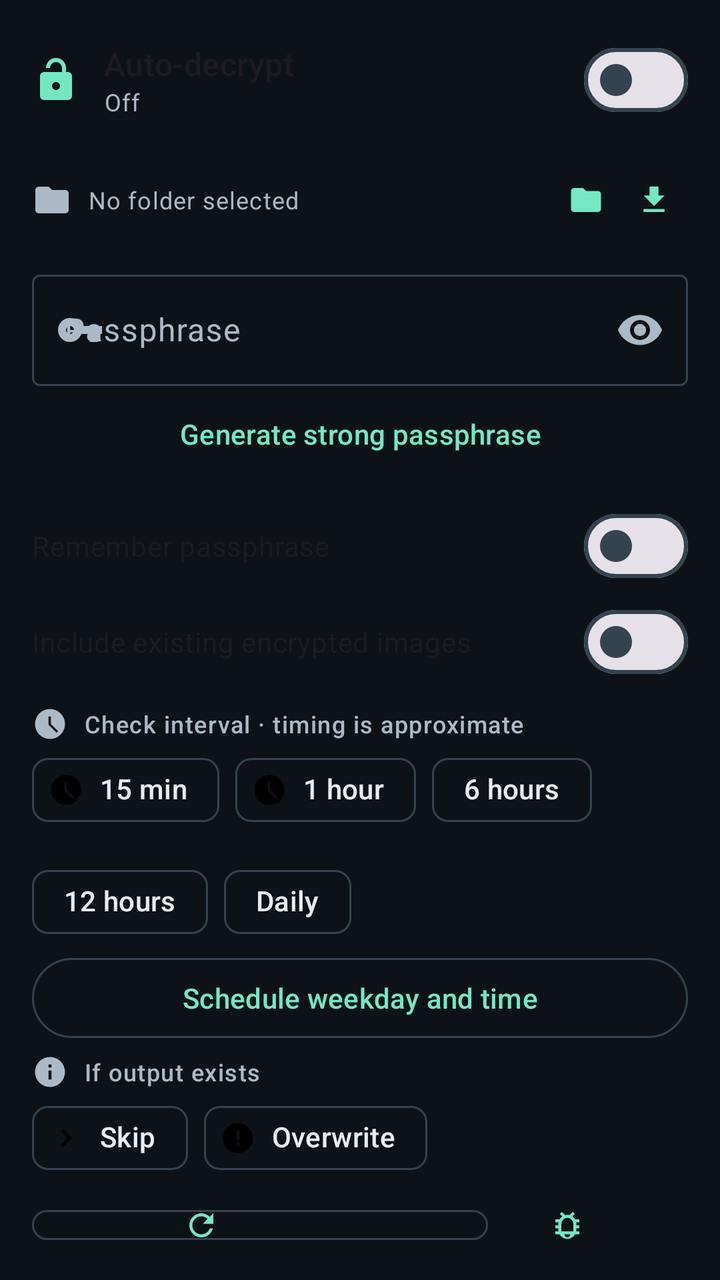
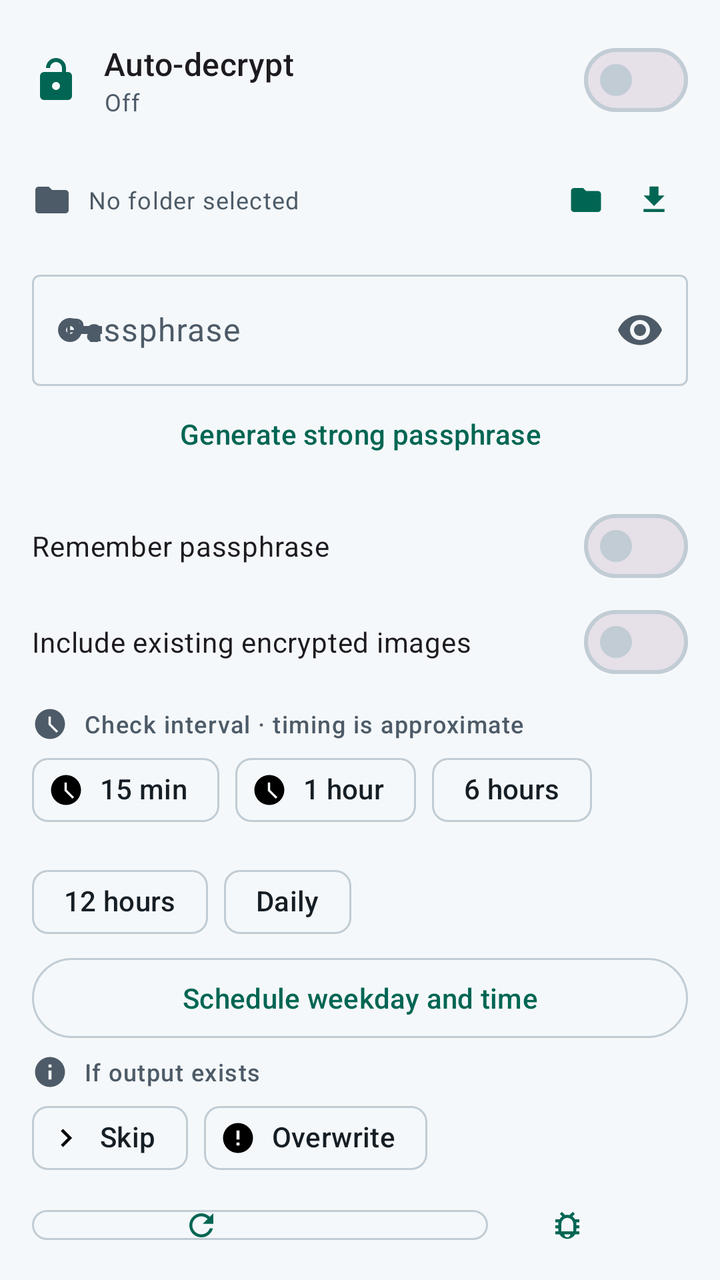

Screens rendered from an Android XML layout before and after an edit, with the pre-edit source and the edit as a unified diff.
<!-- AndroidManifest.xml: application theme Theme.OptiCipher -->
<!-- res/layout/watch_decrypt.xml -->
<?xml version="1.0" encoding="utf-8"?>
<LinearLayout xmlns:android="http://schemas.android.com/apk/res/android"
    xmlns:app="http://schemas.android.com/apk/res-auto"
    android:layout_width="match_parent"
    android:layout_height="wrap_content"
    android:orientation="vertical"
    android:padding="16dp">

    <LinearLayout
        android:layout_width="match_parent"
        android:layout_height="wrap_content"
        android:gravity="center_vertical"
        android:orientation="horizontal">

        <ImageView
            android:layout_width="24dp"
            android:layout_height="24dp"
            android:contentDescription="@null"
            android:src="@drawable/ic_lock_open"
            app:tint="@color/brand_accent" />

        <LinearLayout
            android:layout_width="0dp"
            android:layout_height="wrap_content"
            android:layout_marginStart="12dp"
            android:layout_weight="1"
            android:orientation="vertical">

            <TextView
                android:layout_width="wrap_content"
                android:layout_height="wrap_content"
                android:text="Auto-decrypt"
                android:textAppearance="?attr/textAppearanceTitleMedium" />

            <TextView
                android:id="@+id/decryptWatchStatus"
                android:layout_width="wrap_content"
                android:layout_height="wrap_content"
                android:text="Off"
                android:textAppearance="?attr/textAppearanceBodySmall"
                android:textColor="?attr/colorOnSurfaceVariant" />
        </LinearLayout>

        <com.google.android.material.materialswitch.MaterialSwitch
            android:id="@+id/decryptWatchSwitch"
            android:layout_width="wrap_content"
            android:layout_height="wrap_content"
            android:contentDescription="Turn Auto-decrypt on or off" />
    </LinearLayout>

    <LinearLayout
        android:layout_width="match_parent"
        android:layout_height="wrap_content"
        android:layout_marginTop="12dp"
        android:gravity="center_vertical"
        android:orientation="horizontal">

        <ImageView
            android:layout_width="20dp"
            android:layout_height="20dp"
            android:contentDescription="@null"
            android:src="@drawable/ic_folder"
            app:tint="@color/brand_muted" />

        <TextView
            android:id="@+id/decryptWatchFolders"
            android:layout_width="0dp"
            android:layout_height="wrap_content"
            android:layout_marginStart="8dp"
            android:layout_weight="1"
            android:ellipsize="end"
            android:maxLines="2"
            android:text="No folder selected"
            android:textAppearance="?attr/textAppearanceBodySmall"
            android:textColor="?attr/colorOnSurfaceVariant" />

        <com.google.android.material.button.MaterialButton
            android:id="@+id/decryptWatchFolderBtn"
            style="@style/Widget.Material3.Button.TextButton"
            android:layout_width="wrap_content"
            android:layout_height="wrap_content"
            android:contentDescription="Choose input folder"
            android:minWidth="0dp"
            android:padding="8dp"
            app:icon="@drawable/ic_folder"
            app:iconPadding="0dp" />

        <com.google.android.material.button.MaterialButton
            android:id="@+id/decryptWatchOutputBtn"
            style="@style/Widget.Material3.Button.TextButton"
            android:layout_width="wrap_content"
            android:layout_height="wrap_content"
            android:contentDescription="Choose output folder"
            android:minWidth="0dp"
            android:padding="8dp"
            app:icon="@drawable/ic_download"
            app:iconPadding="0dp" />
    </LinearLayout>

    <com.google.android.material.textfield.TextInputLayout
        android:layout_width="match_parent"
        android:layout_height="wrap_content"
        android:layout_marginTop="8dp"
        android:hint="Passphrase"
        app:endIconMode="password_toggle"
        app:startIconDrawable="@drawable/ic_key">

        <com.google.android.material.textfield.TextInputEditText
            android:id="@+id/decryptWatchPass"
            android:layout_width="match_parent"
            android:layout_height="wrap_content"
            android:inputType="textPassword" />
    </com.google.android.material.textfield.TextInputLayout>

    <com.google.android.material.button.MaterialButton
        android:id="@+id/decryptGenerate"
        style="@style/Widget.Material3.Button.TextButton"
        android:layout_width="match_parent"
        android:layout_height="wrap_content"
        android:text="Generate strong passphrase" />

    <com.google.android.material.materialswitch.MaterialSwitch
        android:id="@+id/decryptWatchRemember"
        android:layout_width="match_parent"
        android:layout_height="wrap_content"
        android:layout_marginTop="8dp"
        android:text="Remember passphrase" />

    <com.google.android.material.materialswitch.MaterialSwitch
        android:id="@+id/decryptExisting"
        android:layout_width="match_parent"
        android:layout_height="wrap_content"
        android:text="Include existing encrypted images" />

    <LinearLayout
        android:layout_width="match_parent"
        android:layout_height="wrap_content"
        android:layout_marginTop="8dp"
        android:gravity="center_vertical"
        android:orientation="horizontal">

        <ImageView
            android:layout_width="18dp"
            android:layout_height="18dp"
            android:contentDescription="@null"
            android:src="@drawable/ic_clock"
            app:tint="@color/brand_muted" />

        <TextView
            android:layout_width="wrap_content"
            android:layout_height="wrap_content"
            android:layout_marginStart="8dp"
            android:text="Check interval · timing is approximate"
            android:textAppearance="?attr/textAppearanceLabelMedium"
            android:textColor="?attr/colorOnSurfaceVariant" />
    </LinearLayout>

    <com.google.android.material.chip.ChipGroup
        android:id="@+id/decryptIntervalGroup"
        android:layout_width="match_parent"
        android:layout_height="wrap_content"
        app:selectionRequired="true"
        app:singleSelection="true">

        <com.google.android.material.chip.Chip
            android:id="@+id/decrypt15"
            android:layout_width="wrap_content"
            android:layout_height="wrap_content"
            android:checkable="true"
            android:text="15 min"
            app:checkedIconVisible="false"
            app:chipIcon="@drawable/ic_clock" />

        <com.google.android.material.chip.Chip
            android:id="@+id/decrypt60"
            android:layout_width="wrap_content"
            android:layout_height="wrap_content"
            android:checkable="true"
            android:text="1 hour"
            app:checkedIconVisible="false"
            app:chipIcon="@drawable/ic_clock" />
        <com.google.android.material.chip.Chip
            android:id="@+id/decrypt360"
            android:layout_width="wrap_content"
            android:layout_height="wrap_content"
            android:checkable="true"
            android:text="6 hours"
            app:checkedIconVisible="false" />

        <com.google.android.material.chip.Chip
            android:id="@+id/decrypt720"
            android:layout_width="wrap_content"
            android:layout_height="wrap_content"
            android:checkable="true"
            android:text="12 hours"
            app:checkedIconVisible="false" />

        <com.google.android.material.chip.Chip
            android:id="@+id/decrypt1440"
            android:layout_width="wrap_content"
            android:layout_height="wrap_content"
            android:checkable="true"
            android:text="Daily"
            app:checkedIconVisible="false" />

    </com.google.android.material.chip.ChipGroup>

    <com.google.android.material.button.MaterialButton
        android:id="@+id/decryptWeekly"
        style="?attr/materialButtonOutlinedStyle"
        android:layout_width="match_parent"
        android:layout_height="wrap_content"
        android:text="Schedule weekday and time" />

    <LinearLayout
        android:layout_width="match_parent"
        android:layout_height="wrap_content"
        android:layout_marginTop="4dp"
        android:gravity="center_vertical"
        android:orientation="horizontal">

        <ImageView
            android:layout_width="18dp"
            android:layout_height="18dp"
            android:contentDescription="@null"
            android:src="@drawable/ic_info"
            app:tint="@color/brand_muted" />

        <TextView
            android:layout_width="wrap_content"
            android:layout_height="wrap_content"
            android:layout_marginStart="8dp"
            android:text="If output exists"
            android:textAppearance="?attr/textAppearanceLabelMedium"
            android:textColor="?attr/colorOnSurfaceVariant" />
    </LinearLayout>

    <com.google.android.material.chip.ChipGroup
        android:id="@+id/decryptConflictGroup"
        android:layout_width="wrap_content"
        android:layout_height="wrap_content"
        app:selectionRequired="true"
        app:singleSelection="true">

        <com.google.android.material.chip.Chip
            android:id="@+id/decryptSkip"
            android:layout_width="wrap_content"
            android:layout_height="wrap_content"
            android:checkable="true"
            android:text="Skip"
            app:checkedIconVisible="false"
            app:chipIcon="@drawable/ic_chevron_right" />

        <com.google.android.material.chip.Chip
            android:id="@+id/decryptOverwrite"
            android:layout_width="wrap_content"
            android:layout_height="wrap_content"
            android:checkable="true"
            android:text="Overwrite"
            app:checkedIconVisible="false"
            app:chipIcon="@drawable/ic_error" />
    </com.google.android.material.chip.ChipGroup>

    <LinearLayout
        android:layout_width="match_parent"
        android:layout_height="wrap_content"
        android:layout_marginTop="8dp"
        android:orientation="horizontal">

        <com.google.android.material.button.MaterialButton
            android:id="@+id/decryptScanNow"
            style="?attr/materialButtonOutlinedStyle"
            android:layout_width="0dp"
            android:layout_height="wrap_content"
            android:layout_marginEnd="6dp"
            android:layout_weight="1"
            android:text="Run now"
            app:icon="@drawable/ic_refresh"
            app:iconGravity="textStart" />

        <com.google.android.material.button.MaterialButton
            android:id="@+id/decryptCheckBtn"
            style="@style/Widget.Material3.Button.TextButton"
            android:layout_width="wrap_content"
            android:layout_height="wrap_content"
            android:layout_marginStart="6dp"
            android:text="Test"
            app:icon="@drawable/ic_bug"
            app:iconGravity="textStart" />
    </LinearLayout>

    <TextView
        android:id="@+id/decryptCheckStatus"
        android:layout_width="match_parent"
        android:layout_height="wrap_content"
        android:textAppearance="?attr/textAppearanceBodySmall"
        android:textColor="?attr/colorOnSurfaceVariant" />

    <TextView
        android:id="@+id/decryptLiveStatus"
        android:layout_width="match_parent"
        android:layout_height="wrap_content"
        android:textAppearance="?attr/textAppearanceBodySmall"
        android:textColor="?attr/colorOnSurfaceVariant" />
</LinearLayout>
<!-- resources referenced by this layout -->
<resources>
  <color name="brand_accent">#73E8C2</color>
  <color name="brand_muted">#ACBAC7</color>
  <!-- drawable ic_chevron_right (drawable) -->
  <vector xmlns:android="http://schemas.android.com/apk/res/android"
      android:width="24dp"
      android:height="24dp"
      android:viewportWidth="24"
      android:viewportHeight="24">
      <path android:fillColor="#FF000000" android:pathData="M8.59,16.58L13.17,12L8.59,7.41L10,6L16,12L10,18L8.59,16.58Z" />
  </vector>
  <!-- drawable ic_clock (drawable) -->
  <vector xmlns:android="http://schemas.android.com/apk/res/android"
      android:width="24dp"
      android:height="24dp"
      android:viewportWidth="24"
      android:viewportHeight="24">
      <path android:fillColor="#FF000000" android:pathData="M12,2A10,10 0 0,0 2,12A10,10 0 0,0 12,22A10,10 0 0,0 22,12A10,10 0 0,0 12,2M16.24,17.76L11,12.5V7H12.5V11.88L17.42,16.8L16.24,17.76Z" />
  </vector>
  <!-- drawable ic_download (drawable) -->
  <vector xmlns:android="http://schemas.android.com/apk/res/android"
      android:width="24dp"
      android:height="24dp"
      android:viewportWidth="24"
      android:viewportHeight="24">
      <path android:fillColor="#FF000000" android:pathData="M5,20H19V18H5M19,9H15V3H9V9H5L12,16L19,9Z" />
  </vector>
  <!-- drawable ic_error (drawable) -->
  <vector xmlns:android="http://schemas.android.com/apk/res/android"
      android:width="24dp"
      android:height="24dp"
      android:viewportWidth="24"
      android:viewportHeight="24">
      <path android:fillColor="#FF000000" android:pathData="M13,13H11V7H13M13,17H11V15H13M12,2A10,10 0 0,0 2,12A10,10 0 0,0 12,22A10,10 0 0,0 22,12A10,10 0 0,0 12,2Z" />
  </vector>
  <!-- drawable ic_folder (drawable) -->
  <vector xmlns:android="http://schemas.android.com/apk/res/android"
      android:width="24dp"
      android:height="24dp"
      android:viewportWidth="24"
      android:viewportHeight="24">
      <path android:fillColor="#FF000000" android:pathData="M10,4H4C2.89,4 2,4.89 2,6V18A2,2 0 0,0 4,20H20A2,2 0 0,0 22,18V8C22,6.89 21.1,6 20,6H12L10,4Z" />
  </vector>
  <!-- drawable ic_info (drawable) -->
  <vector xmlns:android="http://schemas.android.com/apk/res/android"
      android:width="24dp"
      android:height="24dp"
      android:viewportWidth="24"
      android:viewportHeight="24">
      <path android:fillColor="#FF000000" android:pathData="M13,9H11V7H13M13,17H11V11H13M12,2A10,10 0 0,0 2,12A10,10 0 0,0 12,22A10,10 0 0,0 22,12A10,10 0 0,0 12,2Z" />
  </vector>
  <style name="Theme.OptiCipher" parent="Theme.Material3.DayNight.NoActionBar">
          <item name="colorPrimary">@color/brand_accent</item>
          <item name="colorOnPrimary">@color/brand_on_accent</item>
          <item name="colorPrimaryContainer">#1C3A31</item>
          <item name="colorOnPrimaryContainer">@color/brand_accent</item>
          <item name="colorSecondary">@color/brand_accent</item>
          <item name="colorOnSecondary">@color/brand_on_accent</item>
          <item name="colorSecondaryContainer">#1C3A31</item>
          <item name="colorOnSecondaryContainer">@color/brand_accent</item>
          <item name="colorSurface">@color/brand_bg</item>
          <item name="colorOnSurface">@color/brand_on_surface</item>
          <item name="colorSurfaceVariant">@color/brand_surface</item>
          <item name="colorOnSurfaceVariant">@color/brand_muted</item>
          <item name="colorOutline">@color/brand_outline</item>
          <item name="colorError">@color/brand_error</item>
          <item name="android:windowBackground">@color/brand_bg</item>
          <item name="android:statusBarColor">@color/brand_bg</item>
          <item name="android:navigationBarColor">@color/brand_bg</item>
          <item name="android:windowLightStatusBar">false</item>
      </style>
  <color name="brand_on_accent">#062018</color>
  <color name="brand_bg">#0D1218</color>
  <color name="brand_on_surface">#E6EDF3</color>
  <color name="brand_surface">#18212B</color>
  <color name="brand_outline">#344350</color>
  <color name="brand_error">#FF6B6B</color>
  <!-- unchanged entries left out for length: 4 -->
</resources>

<!-- the commit's change to res/layout/watch_decrypt.xml (unified diff, before → after) -->
@@ -109,6 +109,7 @@
             android:id="@+id/decryptWatchPass"
             android:layout_width="match_parent"
             android:layout_height="wrap_content"
+                    android:saveEnabled="false"
             android:inputType="textPassword" />
     </com.google.android.material.textfield.TextInputLayout>
 
<!-- resource entries referenced after the edit -->
@@ -1,13 +1,14 @@
 <!-- resources referenced by this layout -->
 <resources>
-  <color name="brand_accent">#73E8C2</color>
-  <color name="brand_muted">#ACBAC7</color>
+  <color name="brand_accent">#006653</color>
+  <color name="brand_muted">#4D5B68</color>
   <!-- drawable ic_chevron_right (drawable) -->
   <vector xmlns:android="http://schemas.android.com/apk/res/android"
       android:width="24dp"
       android:height="24dp"
       android:viewportWidth="24"
-      android:viewportHeight="24">
+      android:viewportHeight="24"
+      android:autoMirrored="true">
       <path android:fillColor="#FF000000" android:pathData="M8.59,16.58L13.17,12L8.59,7.41L10,6L16,12L10,18L8.59,16.58Z" />
   </vector>
   <!-- drawable ic_clock (drawable) -->
@@ -53,11 +54,11 @@
   <style name="Theme.OptiCipher" parent="Theme.Material3.DayNight.NoActionBar">
           <item name="colorPrimary">@color/brand_accent</item>
           <item name="colorOnPrimary">@color/brand_on_accent</item>
-          <item name="colorPrimaryContainer">#1C3A31</item>
+          <item name="colorPrimaryContainer">@color/brand_container</item>
           <item name="colorOnPrimaryContainer">@color/brand_accent</item>
           <item name="colorSecondary">@color/brand_accent</item>
           <item name="colorOnSecondary">@color/brand_on_accent</item>
-          <item name="colorSecondaryContainer">#1C3A31</item>
+          <item name="colorSecondaryContainer">@color/brand_container</item>
           <item name="colorOnSecondaryContainer">@color/brand_accent</item>
           <item name="colorSurface">@color/brand_bg</item>
           <item name="colorOnSurface">@color/brand_on_surface</item>
@@ -68,14 +69,14 @@
           <item name="android:windowBackground">@color/brand_bg</item>
           <item name="android:statusBarColor">@color/brand_bg</item>
           <item name="android:navigationBarColor">@color/brand_bg</item>
-          <item name="android:windowLightStatusBar">false</item>
       </style>
-  <color name="brand_on_accent">#062018</color>
-  <color name="brand_bg">#0D1218</color>
-  <color name="brand_on_surface">#E6EDF3</color>
-  <color name="brand_surface">#18212B</color>
-  <color name="brand_outline">#344350</color>
-  <color name="brand_error">#FF6B6B</color>
+  <color name="brand_on_accent">#FFFFFF</color>
+  <color name="brand_container">#D6EEE6</color>
+  <color name="brand_bg">#F5F8FA</color>
+  <color name="brand_on_surface">#161E25</color>
+  <color name="brand_surface">#E9EFF3</color>
+  <color name="brand_outline">#C1CCD4</color>
+  <color name="brand_error">#B42328</color>
   <!-- unchanged entries left out for length: 4 -->
 </resources>
 
